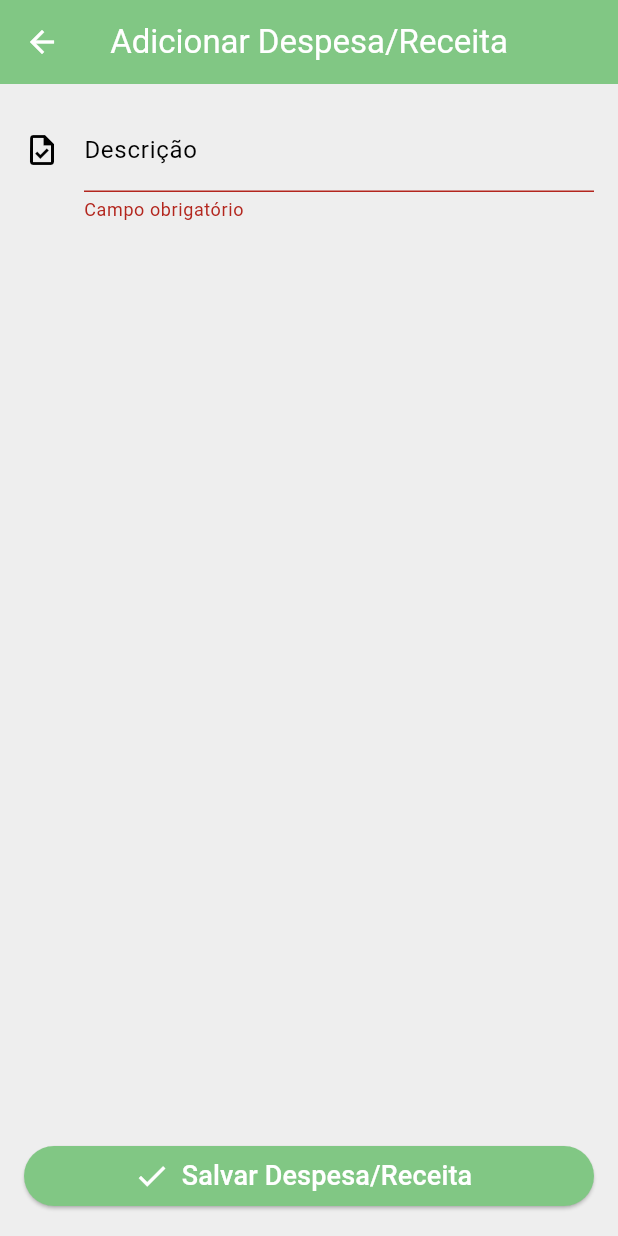
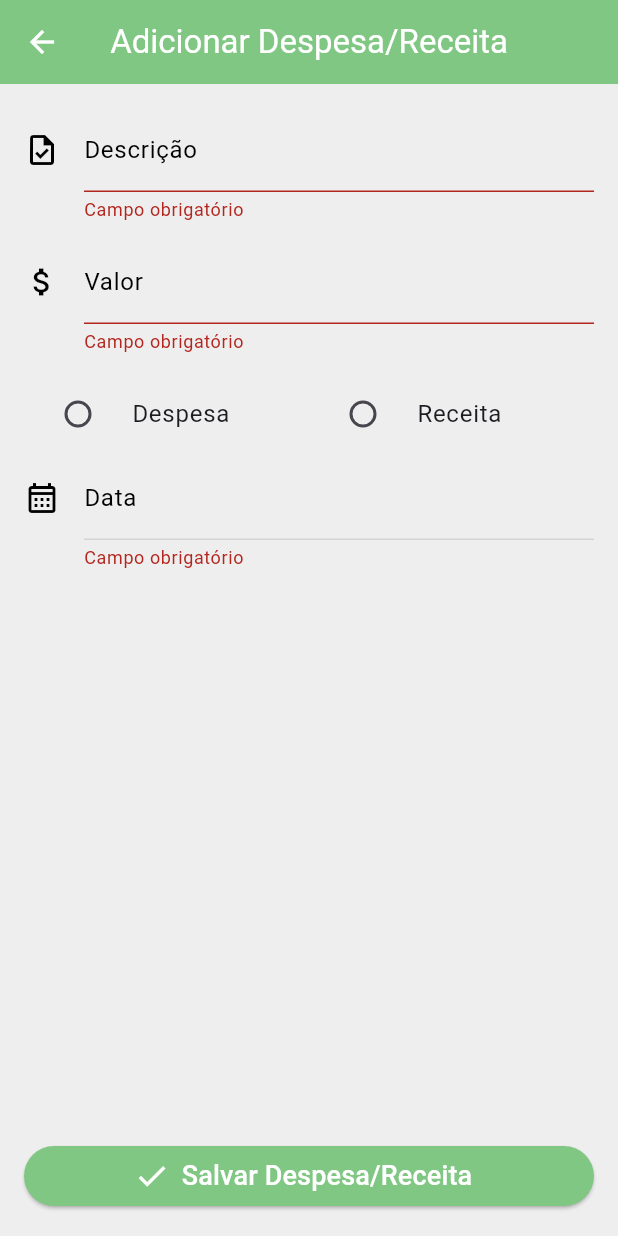
Before and after one commit to emiliaferlin/lista_tarefas, a Flutter app: the FormularioFinanceiroView screen opened directly, after a tap on "Salvar Despesa/Receita", on a phone screen of 412 x 824 dp. Run offline on Flutter 3.47's test engine with Material 3 defaults, Android fonts, the phone set to English and light mode, and no system bars; our stand-ins replace brasil_fields, sqflite; accounts and stored records are empty.

Commit message:
refactor: ajustes no formulario do financeiro

```diff
--- a/lib/src/components/fields/text_form_field.dart
+++ b/lib/src/components/fields/text_form_field.dart
@@ -1,4 +1,5 @@
 import 'package:flutter/material.dart';
+import 'package:flutter/services.dart';
 import 'package:lista_tarefa/src/utils/constantes.dart';
 
 class TextFormFieldComponente extends StatelessWidget {
@@ -7,6 +8,8 @@ class TextFormFieldComponente extends StatelessWidget {
   final String? hinText;
   final Icon? icone;
   final String? Function(String?)? validator;
+  final bool? enable;
+  final List<TextInputFormatter>? textInputFormatter;
   const TextFormFieldComponente({
     super.key,
     this.controller,
@@ -14,11 +17,15 @@ class TextFormFieldComponente extends StatelessWidget {
     this.icone,
     this.labelText,
     this.validator,
+    this.enable,
+    this.textInputFormatter,
   });
 
   @override
   Widget build(BuildContext context) {
-    return TextFormField(
+    return Padding(
+      padding: const EdgeInsets.only(bottom: 12.0),
+      child: TextFormField(
         controller: controller,
         style: TextStyle(fontSize: 16.0),
         cursorErrorColor: Colors.red,
@@ -38,8 +45,10 @@ class TextFormFieldComponente extends StatelessWidget {
             borderSide: BorderSide(color: primaryColor ?? Colors.black),
           ),
         ),
-
+        enabled: enable ?? true,
+        inputFormatters: textInputFormatter,
         validator: validator,
+      ),
     );
   }
 }
--- a/lib/src/view/financeiro/formulario_financeiro_view.dart
+++ b/lib/src/view/financeiro/formulario_financeiro_view.dart
@@ -1,9 +1,11 @@
 import 'package:flutter/material.dart';
+import 'package:flutter/services.dart';
 import 'package:lista_tarefa/src/components/fields/text_form_field.dart';
 import 'package:lista_tarefa/src/components/navigation_bar/navigation_bar.dart';
 import 'package:lista_tarefa/src/database/financeiro/financeiroDao.dart';
 import 'package:lista_tarefa/src/model/financeiro/financeiro_model.dart';
 import 'package:lista_tarefa/src/utils/constantes.dart';
+import 'package:brasil_fields/brasil_fields.dart';
 
 class FormularioFinanceiroView extends StatefulWidget {
   final FinanceiroModel? financeiroModel;
@@ -22,8 +24,12 @@ class FormularioFinanceiroView extends StatefulWidget {
 class _FormularioFinanceiroViewState extends State<FormularioFinanceiroView> {
   final GlobalKey<FormState> _formKey = GlobalKey<FormState>();
   TextEditingController descricaoText = TextEditingController();
+  TextEditingController valorText = TextEditingController();
+  TextEditingController dataText = TextEditingController();
+  DateTime? dataInicial;
   Financeirodao db = Financeirodao();
   FinanceiroModel financAux = FinanceiroModel();
+  int? despesaReceita;
 
   @override
   void initState() {
@@ -31,6 +37,9 @@ class _FormularioFinanceiroViewState extends State<FormularioFinanceiroView> {
         widget.financeiroModel?.id != null &&
         widget.financeiroModel?.descricao != null) {
       descricaoText.text = widget.financeiroModel?.descricao ?? "";
+      valorText.text = widget.financeiroModel?.valor ?? "";
+      dataText.text = widget.financeiroModel?.data ?? "";
+      despesaReceita = widget.financeiroModel?.tipo;
       setState(() {});
     }
     super.initState();
@@ -73,6 +82,82 @@ class _FormularioFinanceiroViewState extends State<FormularioFinanceiroView> {
                     return null;
                   },
                 ),
+                TextFormFieldComponente(
+                  controller: valorText,
+                  icone: Icon(Icons.attach_money_outlined),
+                  labelText: "Valor",
+                  hinText: "Informe o valor",
+                  validator: (value) {
+                    if (value == null || value.isEmpty) {
+                      return "Campo obrigatório";
+                    }
+                    return null;
+                  },
+                  textInputFormatter: [
+                    FilteringTextInputFormatter.digitsOnly,
+                    RealInputFormatter(moeda: true),
+                  ],
+                ),
+                Row(
+                  children: [
+                    Expanded(
+                      child: RadioListTile<int>(
+                        title: const Text('Despesa'),
+                        value: 0,
+                        activeColor: primaryColor,
+                        groupValue: despesaReceita,
+                        onChanged: (int? value) {
+                          setState(() {
+                            despesaReceita = value;
+                          });
+                        },
+                      ),
+                    ),
+                    Expanded(
+                      child: RadioListTile<int>(
+                        title: const Text('Receita'),
+                        value: 1,
+                        groupValue: despesaReceita,
+                        activeColor: primaryColor,
+                        onChanged: (int? value) {
+                          setState(() {
+                            despesaReceita = value;
+                          });
+                        },
+                      ),
+                    ),
+                  ],
+                ),
+                GestureDetector(
+                  child: TextFormFieldComponente(
+                    controller: dataText,
+                    icone: Icon(Icons.calendar_month_outlined),
+                    labelText: "Data",
+                    hinText: "Informe a data",
+                    validator: (value) {
+                      if (value == null || value.isEmpty) {
+                        return "Campo obrigatório";
+                      }
+                      return null;
+                    },
+                    enable: false,
+                  ),
+                  onTap: () async {
+                    final DateTime? pickedDate = await showDatePicker(
+                      context: context,
+                      initialDate: dataInicial ?? DateTime.now(),
+                      firstDate: DateTime(2021),
+                      lastDate: DateTime(2030),
+                    );
+
+                    if (pickedDate != null) {
+                      setState(() {
+                        dataInicial = pickedDate;
+                        dataText.text = UtilData.obterDataDDMMAAAA(pickedDate);
+                      });
+                    }
+                  },
+                ),
               ],
             ),
           ),
@@ -84,6 +169,11 @@ class _FormularioFinanceiroViewState extends State<FormularioFinanceiroView> {
           style: ElevatedButton.styleFrom(backgroundColor: primaryColor),
           onPressed: () async {
             if (_formKey.currentState?.validate() == true) {
+              if (despesaReceita == null) {
+                ScaffoldMessenger.of(context).showSnackBar(
+                  SnackBar(content: Text("Selecione se é despesa ou receita")),
+                );
+              } else {
                 if (widget.isNovaDespesaReceita == false &&
                     widget.financeiroModel?.id != null &&
                     widget.financeiroModel?.descricao != null) {
@@ -110,6 +200,7 @@ class _FormularioFinanceiroViewState extends State<FormularioFinanceiroView> {
                   ),
                 );
               }
+            }
           },
           label: Text(
             "Salvar Despesa/Receita",
@@ -126,9 +217,9 @@ class _FormularioFinanceiroViewState extends State<FormularioFinanceiroView> {
       id: widget.financeiroModel?.id,
       descricao: descricaoText.text,
       quitada: widget.financeiroModel?.quitada,
-      valor: widget.financeiroModel?.valor,
-      data: widget.financeiroModel?.data,
-      tipo: widget.financeiroModel?.tipo,
+      valor: valorText.text,
+      data: dataText.text,
+      tipo: despesaReceita,
     );
     db.update(financAux);
   }
@@ -138,9 +229,9 @@ class _FormularioFinanceiroViewState extends State<FormularioFinanceiroView> {
       id: 1,
       descricao: descricaoText.text,
       quitada: 0,
-      valor: "0.0",
-      data: "212121",
-      tipo: 0,
+      valor: valorText.text,
+      data: dataText.text,
+      tipo: despesaReceita,
     );
     db.add(financAux);
   }
--- a/pubspec.yaml
+++ b/pubspec.yaml
@@ -13,6 +13,7 @@ dependencies:
     sdk: flutter
 
   sqflite: ^2.4.2
+  brasil_fields: ^1.18.0
   cupertino_icons: ^1.0.8
 
 dev_dependencies:
```
Also changed, not shown: pubspec.lock. Lines whose indentation alone changed are shown as unchanged.
